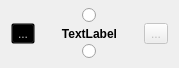
povle/pyblueprint, file ui/VisualisationBlock.ui: the form before one commit.
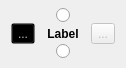
The form after the commit. Icons and pictures are not drawn. Custom widgets are drawn as their Qt base class.

Commit message: make all blocks resizeable

```diff
--- a/ui/VisualisationBlock.ui
+++ b/ui/VisualisationBlock.ui
@@ -6,7 +6,7 @@
    <rect>
     <x>0</x>
     <y>0</y>
-    <width>179</width>
+    <width>126</width>
     <height>68</height>
    </rect>
   </property>
@@ -93,6 +93,22 @@
          </property>
         </widget>
        </item>
+       <item>
+        <spacer name="horizontalSpacer">
+         <property name="orientation">
+          <enum>Qt::Horizontal</enum>
+         </property>
+         <property name="sizeType">
+          <enum>QSizePolicy::Fixed</enum>
+         </property>
+         <property name="sizeHint" stdset="0">
+          <size>
+           <width>5</width>
+           <height>20</height>
+          </size>
+         </property>
+        </spacer>
+       </item>
        <item>
         <widget class="QLabel" name="label">
          <property name="font">
@@ -102,13 +118,32 @@
           </font>
          </property>
          <property name="text">
-          <string>TextLabel</string>
+          <string>Label</string>
          </property>
          <property name="alignment">
           <set>Qt::AlignCenter</set>
          </property>
+         <property name="margin">
+          <number>0</number>
+         </property>
         </widget>
        </item>
+       <item>
+        <spacer name="horizontalSpacer_2">
+         <property name="orientation">
+          <enum>Qt::Horizontal</enum>
+         </property>
+         <property name="sizeType">
+          <enum>QSizePolicy::Fixed</enum>
+         </property>
+         <property name="sizeHint" stdset="0">
+          <size>
+           <width>5</width>
+           <height>20</height>
+          </size>
+         </property>
+        </spacer>
+       </item>
        <item>
         <widget class="QToolButton" name="plotButton">
          <property name="enabled">
```
The commit also changes 2 other files.
